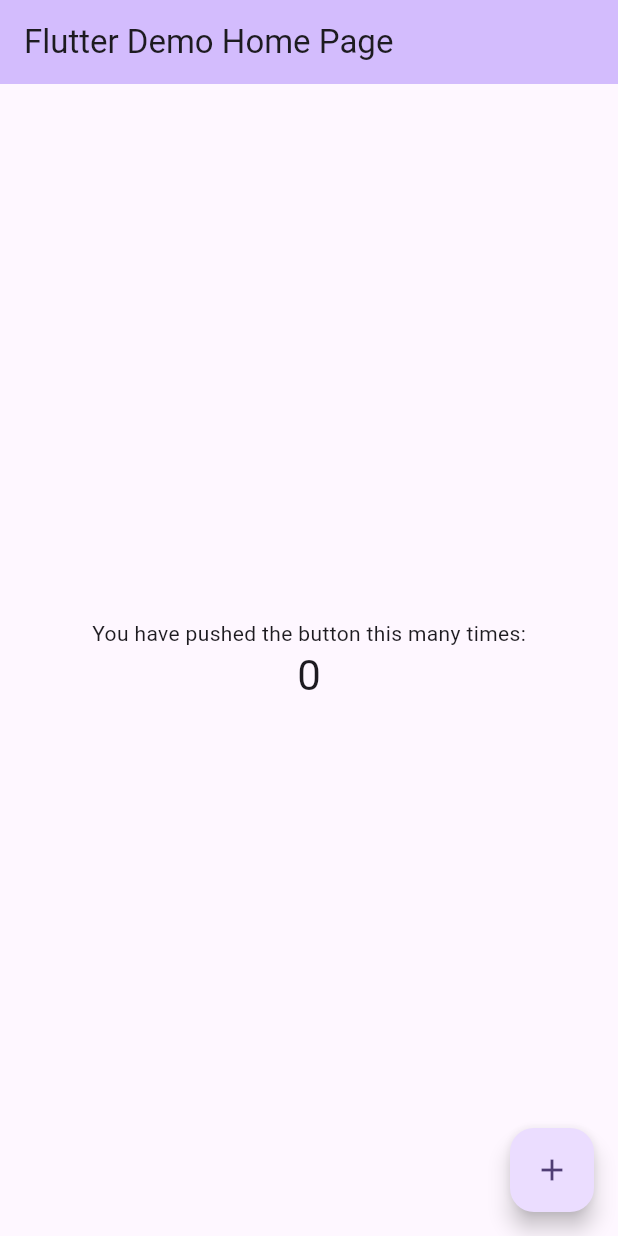
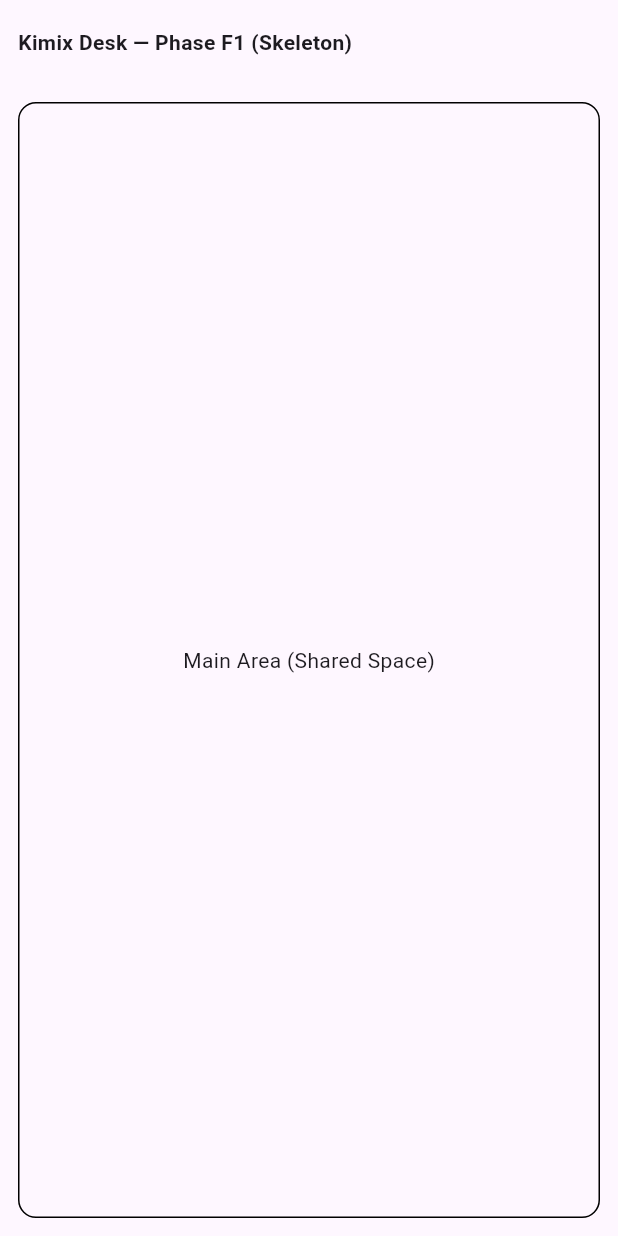
Before and after one commit to Phantom-Theatre88/kimix-desk-flutter, a Flutter app: the screen it shows after launch, on a phone screen of 412 x 824 dp. Run offline on Flutter 3.47's test engine with Material 3 defaults, Android fonts, the phone set to English and light mode, and no system bars.

Commit message:
F1: add desk shell skeleton

```diff
--- /dev/null
+++ b/lib/app/desk_shell.dart
@@ -0,0 +1,54 @@
+// lib/app/desk_shell.dart
+import 'package:flutter/material.dart';
+
+class DeskShell extends StatelessWidget {
+  const DeskShell({super.key});
+
+  @override
+  Widget build(BuildContext context) {
+    return Scaffold(
+      body: SafeArea(
+        child: Column(
+          children: const [
+            _TopHeaderStub(),
+            Expanded(child: _MainAreaStub()),
+          ],
+        ),
+      ),
+    );
+  }
+}
+
+class _TopHeaderStub extends StatelessWidget {
+  const _TopHeaderStub();
+
+  @override
+  Widget build(BuildContext context) {
+    return Container(
+      height: 56,
+      padding: const EdgeInsets.symmetric(horizontal: 12),
+      alignment: Alignment.centerLeft,
+      child: const Text(
+        'Kimix Desk — Phase F1 (Skeleton)',
+        style: TextStyle(fontWeight: FontWeight.bold),
+      ),
+    );
+  }
+}
+
+class _MainAreaStub extends StatelessWidget {
+  const _MainAreaStub();
+
+  @override
+  Widget build(BuildContext context) {
+    return Container(
+      margin: const EdgeInsets.all(12),
+      decoration: BoxDecoration(
+        border: Border.all(),
+        borderRadius: BorderRadius.circular(12),
+      ),
+      alignment: Alignment.center,
+      child: const Text('Main Area (Shared Space)'),
+    );
+  }
+}
--- a/lib/main.dart
+++ b/lib/main.dart
@@ -1,122 +1,18 @@
 import 'package:flutter/material.dart';
+import 'app/desk_shell.dart';
 
 void main() {
-  runApp(const MyApp());
+  runApp(const KimixApp());
 }
 
-class MyApp extends StatelessWidget {
-  const MyApp({super.key});
+class KimixApp extends StatelessWidget {
+  const KimixApp({super.key});
 
-  // This widget is the root of your application.
   @override
   Widget build(BuildContext context) {
-    return MaterialApp(
-      title: 'Flutter Demo',
-      theme: ThemeData(
-        // This is the theme of your application.
-        //
-        // TRY THIS: Try running your application with "flutter run". You'll see
-        // the application has a purple toolbar. Then, without quitting the app,
-        // try changing the seedColor in the colorScheme below to Colors.green
-        // and then invoke "hot reload" (save your changes or press the "hot
-        // reload" button in a Flutter-supported IDE, or press "r" if you used
-        // the command line to start the app).
-        //
-        // Notice that the counter didn't reset back to zero; the application
-        // state is not lost during the reload. To reset the state, use hot
-        // restart instead.
-        //
-        // This works for code too, not just values: Most code changes can be
-        // tested with just a hot reload.
-        colorScheme: .fromSeed(seedColor: Colors.deepPurple),
-      ),
-      home: const MyHomePage(title: 'Flutter Demo Home Page'),
+    return const MaterialApp(
+      debugShowCheckedModeBanner: false,
+      home: DeskShell(),
     );
   }
 }
-
-class MyHomePage extends StatefulWidget {
-  const MyHomePage({super.key, required this.title});
-
-  // This widget is the home page of your application. It is stateful, meaning
-  // that it has a State object (defined below) that contains fields that affect
-  // how it looks.
-
-  // This class is the configuration for the state. It holds the values (in this
-  // case the title) provided by the parent (in this case the App widget) and
-  // used by the build method of the State. Fields in a Widget subclass are
-  // always marked "final".
-
-  final String title;
-
-  @override
-  State<MyHomePage> createState() => _MyHomePageState();
-}
-
-class _MyHomePageState extends State<MyHomePage> {
-  int _counter = 0;
-
-  void _incrementCounter() {
-    setState(() {
-      // This call to setState tells the Flutter framework that something has
-      // changed in this State, which causes it to rerun the build method below
-      // so that the display can reflect the updated values. If we changed
-      // _counter without calling setState(), then the build method would not be
-      // called again, and so nothing would appear to happen.
-      _counter++;
-    });
-  }
-
-  @override
-  Widget build(BuildContext context) {
-    // This method is rerun every time setState is called, for instance as done
-    // by the _incrementCounter method above.
-    //
-    // The Flutter framework has been optimized to make rerunning build methods
-    // fast, so that you can just rebuild anything that needs updating rather
-    // than having to individually change instances of widgets.
-    return Scaffold(
-      appBar: AppBar(
-        // TRY THIS: Try changing the color here to a specific color (to
-        // Colors.amber, perhaps?) and trigger a hot reload to see the AppBar
-        // change color while the other colors stay the same.
-        backgroundColor: Theme.of(context).colorScheme.inversePrimary,
-        // Here we take the value from the MyHomePage object that was created by
-        // the App.build method, and use it to set our appbar title.
-        title: Text(widget.title),
-      ),
-      body: Center(
-        // Center is a layout widget. It takes a single child and positions it
-        // in the middle of the parent.
-        child: Column(
-          // Column is also a layout widget. It takes a list of children and
-          // arranges them vertically. By default, it sizes itself to fit its
-          // children horizontally, and tries to be as tall as its parent.
-          //
-          // Column has various properties to control how it sizes itself and
-          // how it positions its children. Here we use mainAxisAlignment to
-          // center the children vertically; the main axis here is the vertical
-          // axis because Columns are vertical (the cross axis would be
-          // horizontal).
-          //
-          // TRY THIS: Invoke "debug painting" (choose the "Toggle Debug Paint"
-          // action in the IDE, or press "p" in the console), to see the
-          // wireframe for each widget.
-          mainAxisAlignment: .center,
-          children: [
-            const Text('You have pushed the button this many times:'),
-            Text(
-              '$_counter',
-              style: Theme.of(context).textTheme.headlineMedium,
-            ),
-          ],
-        ),
-      ),
-      floatingActionButton: FloatingActionButton(
-        onPressed: _incrementCounter,
-        tooltip: 'Increment',
-        child: const Icon(Icons.add),
-      ),
-    );
-  }
-}
```
